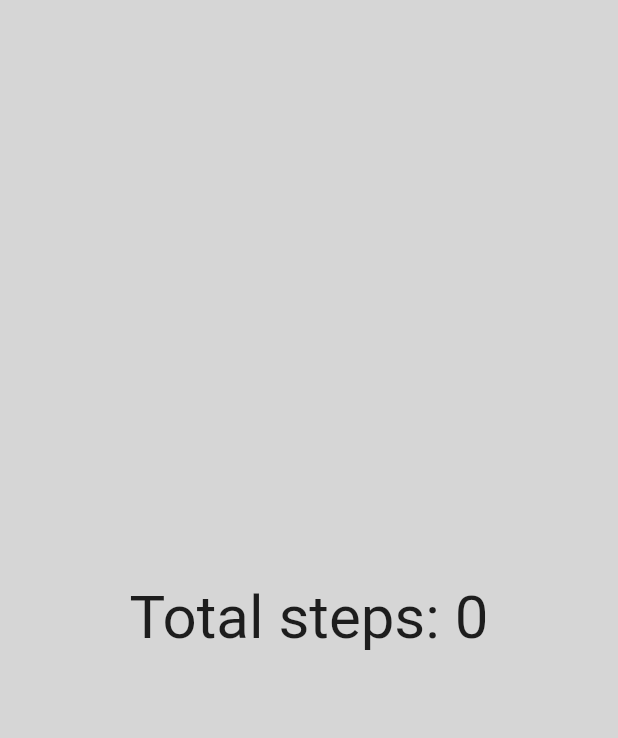
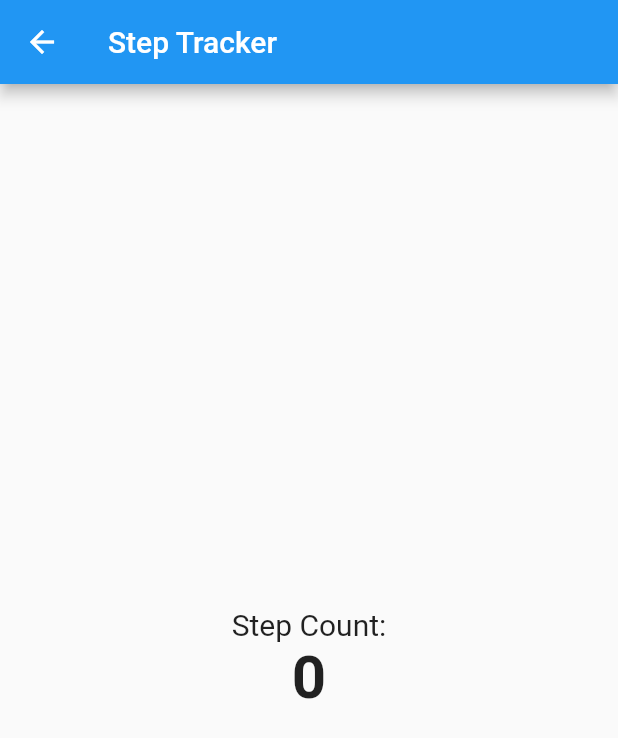
Before and after one commit to adnanpanakkad/Hydramate, a Flutter app: the Analysispage screen opened directly, after a tap on "Walk", on a phone screen of 412 x 824 dp. Shown: the top 738 px of the screen. Run offline on Flutter 3.47's test engine with Material 2 defaults, Android fonts, the phone set to English and light mode, and no system bars; our stand-ins replace get, hive_flutter, image_picker, percent_indicator, permission_handler, sensors and 2 more; missing offline and left inert: kdgaugeview; accounts and stored records are empty.

Commit message:
step count setting

```diff
--- a/lib/Screens/Analysis.dart
+++ b/lib/Screens/Analysis.dart
@@ -98,7 +98,7 @@ class _AnalysispageState extends State<Analysispage> {
                     onTap: () {
                       Navigator.of(context).push(
                         MaterialPageRoute(
-                          builder: (ctx) => const StepTracker(),
+                          builder: (ctx) => StepTracker(),
                         ),
                       );
                     },
--- a/lib/Screens/pedometer.dart
+++ b/lib/Screens/pedometer.dart
@@ -1,71 +1,79 @@
-// step_tracker.dart
 import 'package:flutter/material.dart';
-import 'package:health/health.dart';
+import 'dart:async';
+
+import 'package:sensors/sensors.dart';
+import 'package:permission_handler/permission_handler.dart';
 
 class StepTracker extends StatefulWidget {
-  const StepTracker({Key? key}) : super(key: key);
-
   @override
-  State<StepTracker> createState() => _StepTrackerState();
+  _StepTrackerState createState() => _StepTrackerState();
 }
 
 class _StepTrackerState extends State<StepTracker> {
-  int _getSteps = 0;
-
-  // create a HealthFactory for use in the app
-  HealthFactory health = HealthFactory();
+  int stepCount = 0;
+  late StreamSubscription<AccelerometerEvent> _subscription;
 
   @override
   void initState() {
     super.initState();
-    fetchStepData();
+    _checkPermission();
   }
 
-  Future<void> fetchStepData() async {
-    int? steps;
+  // Check and request permission
+  Future<void> _checkPermission() async {
+  var status = await Permission.sensors.status;
+  if (status.isGranted) {
+    _subscribeToAccelerometer();
+  } else {
+    var result = await Permission.sensors.request();
+    if (result.isGranted) {
+      _subscribeToAccelerometer();
+    } else {
+      // Handle the case where permission is denied
+      print("Permission denied");
+    }
+  }
+}
+  // Subscribe to accelerometer events
+void _subscribeToAccelerometer() {
+  _subscription = accelerometerEvents.listen((AccelerometerEvent event) {
+    // Assuming that positive values on the Y-axis indicate a step
+    print("Accelerometer Event: $event");
+    if (event.y > 10.0) {
+      setState(() {
+        stepCount++;
+        print("Step Count: $stepCount");
+      });
+    }
+  });
+}
 
-    // define the types to get
-    var types = [
-      HealthDataType.STEPS,
-    ];
 
-    // get steps for today (i.e., since midnight)
-    final now = DateTime.now();
-    final midnight = DateTime(now.year, now.month, now.day);
-
-    var permissions = [
-      HealthDataAccess.READ,
-    ];
-
-    bool requested =
-        await health.requestAuthorization(types, permissions: permissions);
-
-    if (requested) {
-      try {
-        // get the number of steps for today
-        steps = await health.getTotalStepsInInterval(midnight, now);
-      } catch (error) {
-        print("Caught exception in getTotalStepsInInterval: $error");
-      }
-
-      print('Total number of steps: $steps');
-
-      setState(() {
-        _getSteps = (steps == null) ? 0 : steps;
-      });
-    } else {
-      print("Authorization not granted - error in authorization");
-    }
+  @override
+  void dispose() {
+    _subscription.cancel();
+    super.dispose();
   }
 
   @override
   Widget build(BuildContext context) {
     return Scaffold(
-      backgroundColor: Colors.grey[350],
+      appBar: AppBar(
+        title: Text('Step Tracker'),
+      ),
       body: Center(
-        child: Text(
-          'Total steps: $_getSteps',
-          style: const TextStyle(fontSize: 40),
+        child: Column(
+          mainAxisAlignment: MainAxisAlignment.center,
+          children: [
+            Text(
+              'Step Count:',
+              style: TextStyle(fontSize: 20),
+            ),
+            Text(
+              '$stepCount',
+              style: TextStyle(fontSize: 40, fontWeight: FontWeight.bold),
+            ),
+          ],
         ),
       ),
     );
--- a/lib/Screens/splashscreen.dart
+++ b/lib/Screens/splashscreen.dart
@@ -47,7 +47,6 @@ class _SplashScreenState extends State<SplashScreen> {
       Navigator.of(context).pushReplacement(
           MaterialPageRoute(builder: (ctx) => const MainPage()));
     } else {
-
       print('user not logged in');
       gotosplash();
     }
--- a/pubspec.yaml
+++ b/pubspec.yaml
@@ -41,6 +41,7 @@ dependencies:
   pedometer: ^4.0.1
   percent_indicator: ^4.2.3
   permission_handler: ^11.0.1
+  sensors: ^2.0.3
   shared_preferences: ^2.2.2
   syncfusion_flutter_charts: ^23.1.44
   syncfusion_flutter_gauges: ^23.1.43
```
Also changed, not shown: lib/Screens/Achive_page.dart (added, +15 -0 lines), lib/Screens/home_page.dart (+67 -16 lines), pubspec.lock, 1 other file.
